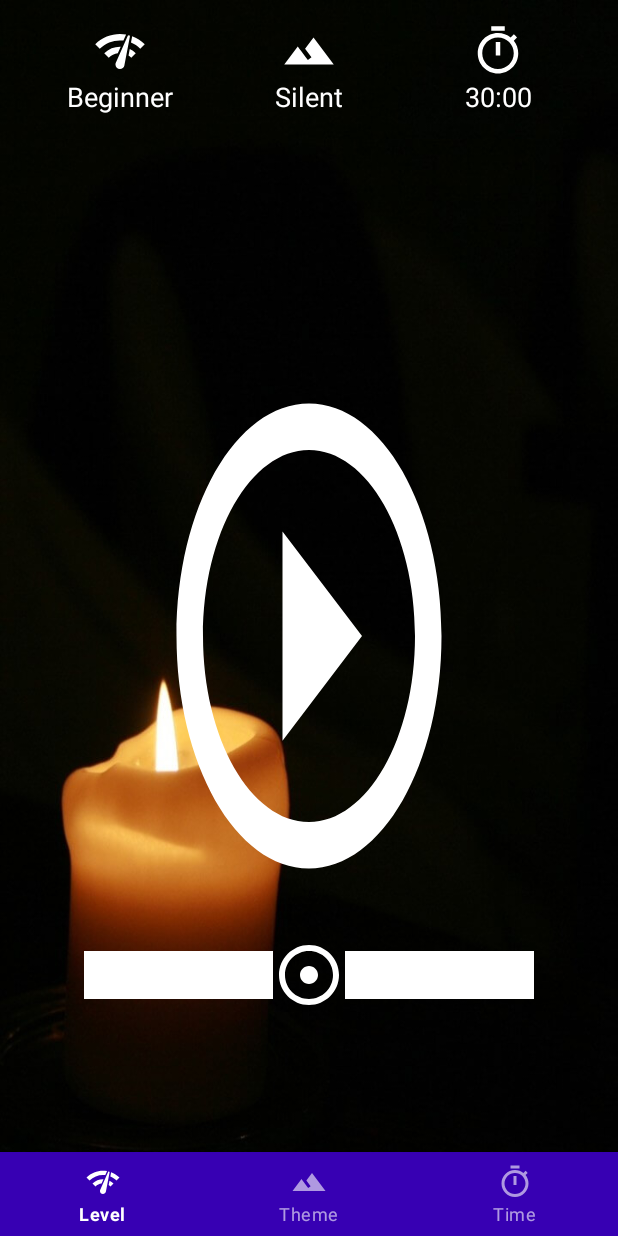
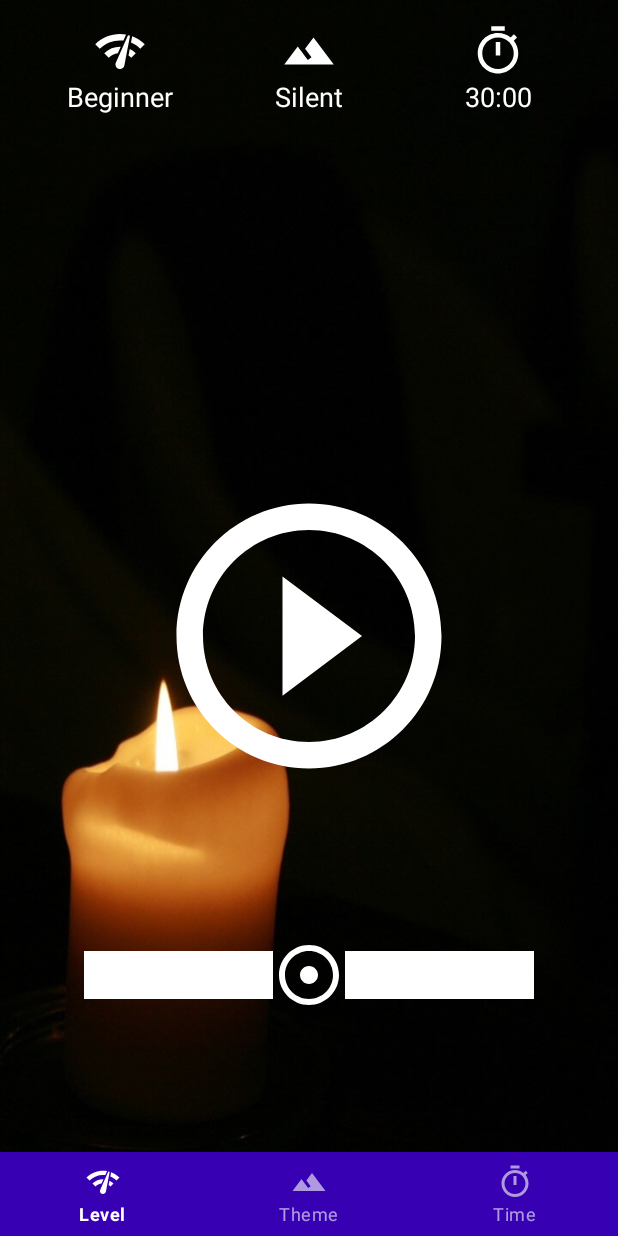
Before and after one commit to iceApp/Android_AAC_MVVM_DI_Practice_App, an Android app: the screen it shows after launch (MainActivity), on a phone screen of 412 x 824 dp. Run offline under Robolectric (Android 15) with nearby library versions, the phone set to English and light mode, and no system bars; our stand-ins replace data binding.

Commit message:
Edit btnplay change  Ratio 1

```diff
--- a/app/src/main/res/layout/fragment_main.xml
+++ b/app/src/main/res/layout/fragment_main.xml
@@ -126,6 +126,7 @@
             android:layout_marginEnd="100dp"
             android:layout_marginBottom="16dp"
             app:layout_constraintBottom_toTopOf="@+id/volumeSeekBar"
+            app:layout_constraintDimensionRatio="1"
             app:layout_constraintEnd_toEndOf="parent"
             app:layout_constraintStart_toStartOf="parent"
             app:layout_constraintTop_toBottomOf="@+id/txtMsgLowerLarge" />
```
